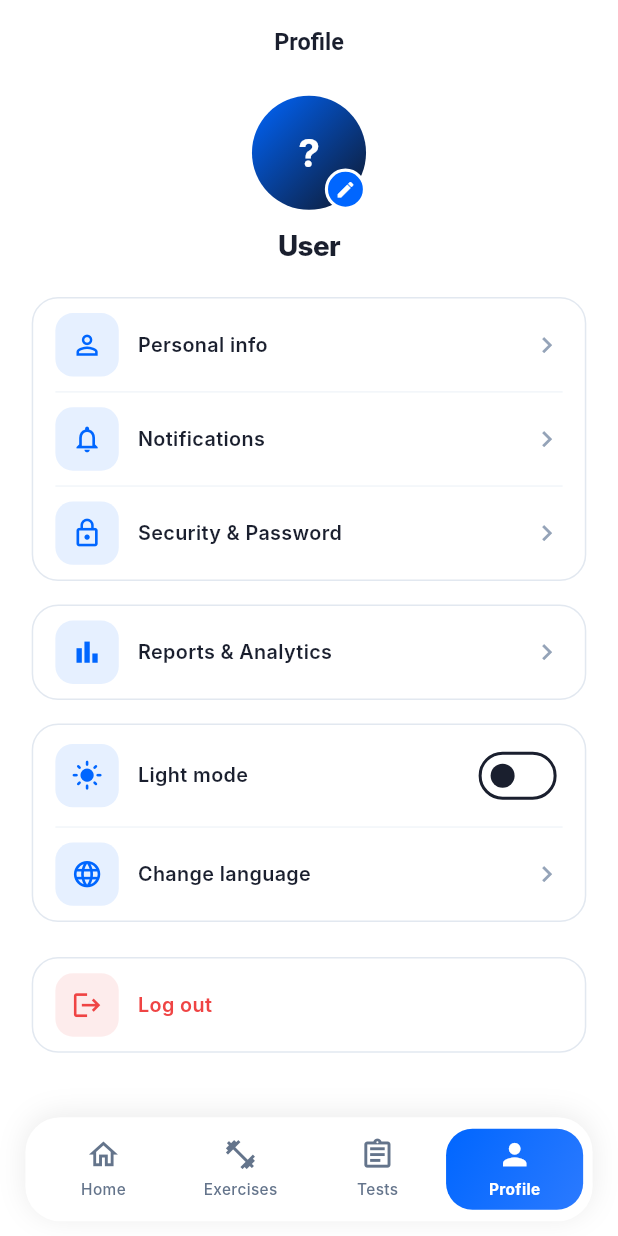
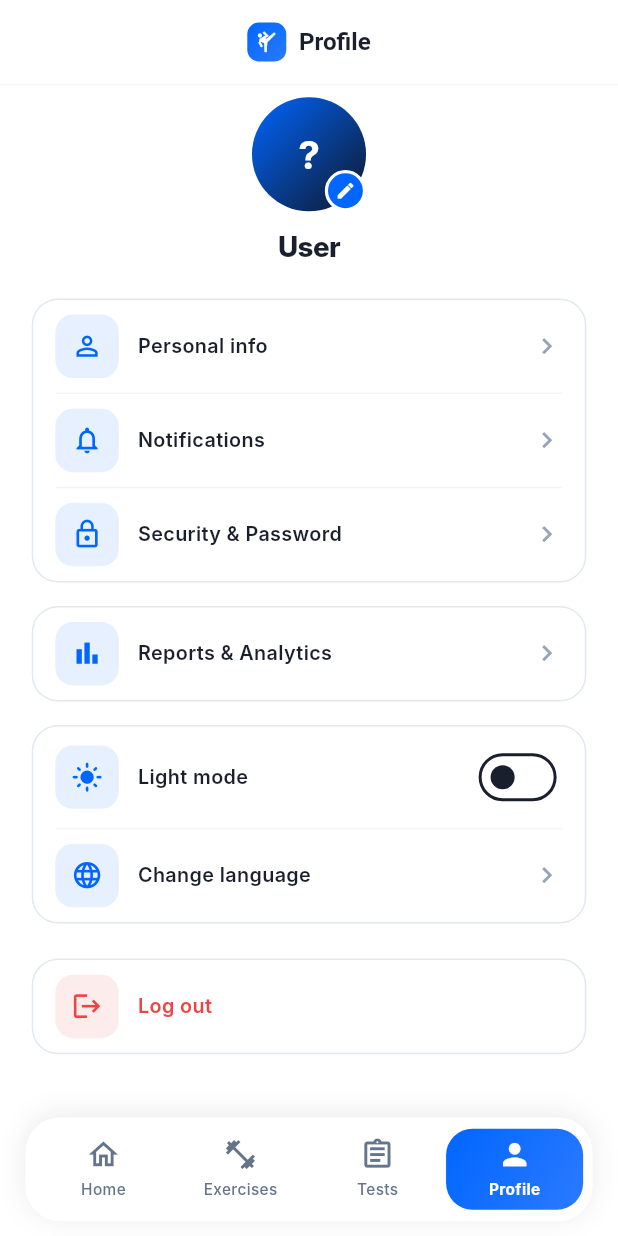
Before and after one commit to SaparbayevSarvarbek/karate-lab, a Flutter app: the screen it shows after launch, after a tap on "🇺🇸", after a tap on "Davom etish", after a tap on the "notifications none" icon, on a phone screen of 412 x 824 dp. Run offline on Flutter 3.47's test engine with Material 3 defaults, Android fonts, the phone set to English and light mode, and no system bars; our stand-ins replace dartz, dio, equatable, flutter_bloc, flutter_screenutil, freezed_annotation and 7 more; network calls fail; Roboto replaces fonts that are missing (Inter).

Commit message:
refactor(ui): one shared top bar across every screen
- KarateAppBar is now the only app bar: fixed 56px height, centred
  16.5sp w700 title, hairline bottom divider, unified rounded back arrow
- main tabs (Bosh sahifa / Dashboard / Sportchilar / Mashqlar / Testlar /
  Profil) all show the logo + their section name
- the dashboards no longer carry a private header widget; the avatar +
  greeting row moved into the scrolling content, and the notifications
  bell moved into the bar actions
- athlete profile: the 220px gradient SliverAppBar is gone; the avatar
  now sits next to the name in the content
- exercise detail: raw AppBar replaced by the shared bar
- UserGreetingRow loads the profile once in initState instead of firing
  a new request on every rebuild

```diff
--- a/lib/core/widgets/karate_app_bar.dart
+++ b/lib/core/widgets/karate_app_bar.dart
@@ -4,11 +4,15 @@ import 'package:flutter_screenutil/flutter_screenutil.dart';
 import '../theme/app_palette.dart';
 import 'karate_logo.dart';
 
-/// Ilova bo'ylab yagona AppBar.
+/// Ilova bo'ylab **yagona** yuqori panel.
 ///
-/// `showLogo` yoqilganda sarlavha oldida brend belgisi ko'rsatiladi
-/// (setup/onboarding ekranlari uchun). Sub-sahifalarda faqat matnli
-/// sarlavha ko'rsatiladi.
+/// Barcha sahifalar shundan foydalanadi — shunda balandlik, shrift, orqaga
+/// tugmasi va fon rangi hamma joyda bir xil bo'ladi.
+///
+/// - `showLogo: true` — asosiy (tab) sahifalar: brend belgisi + bo'lim nomi,
+///   orqaga tugmasi ko'rsatilmaydi.
+/// - `showLogo: false` — ichki sahifalar: orqaga tugmasi (avtomatik) + sarlavha.
+/// - `actions` — o'ng tomondagi amallar (masalan bildirishnoma qo'ng'irog'i).
 class KarateAppBar extends StatelessWidget implements PreferredSizeWidget {
   final String title;
   final bool showLogo;
@@ -26,19 +30,30 @@ class KarateAppBar extends StatelessWidget implements PreferredSizeWidget {
   });
 
   @override
-  Size get preferredSize => const Size.fromHeight(kToolbarHeight);
+  Size get preferredSize => const Size.fromHeight(kToolbarHeight + 1);
 
   @override
   Widget build(BuildContext context) {
     final palette = context.palette;
+    final canPop = ModalRoute.of(context)?.canPop ?? false;
+    final effectiveLeading = leading ??
+        (canPop
+            ? IconButton(
+                icon: const Icon(Icons.arrow_back_rounded),
+                color: palette.textPrimary,
+                onPressed: () => Navigator.of(context).maybePop(),
+              )
+            : null);
+
     return AppBar(
       backgroundColor: palette.background,
+      surfaceTintColor: Colors.transparent,
       elevation: 0,
       scrolledUnderElevation: 0,
       centerTitle: centerTitle,
-      leading: leading,
-      automaticallyImplyLeading: leading == null,
-      titleSpacing: 0,
+      leading: effectiveLeading,
+      automaticallyImplyLeading: false,
+      titleSpacing: showLogo ? 0 : null,
       title: Row(
         mainAxisSize: MainAxisSize.min,
         children: [
@@ -52,7 +67,7 @@ class KarateAppBar extends StatelessWidget implements PreferredSizeWidget {
               maxLines: 1,
               overflow: TextOverflow.ellipsis,
               style: TextStyle(
-                fontSize: 16.sp,
+                fontSize: 16.5.sp,
                 fontWeight: FontWeight.w700,
                 color: palette.textPrimary,
               ),
@@ -61,6 +76,10 @@ class KarateAppBar extends StatelessWidget implements PreferredSizeWidget {
         ],
       ),
       actions: actions,
+      bottom: PreferredSize(
+        preferredSize: const Size.fromHeight(1),
+        child: Container(height: 1, color: palette.divider),
+      ),
     );
   }
 }
--- /dev/null
+++ b/lib/core/widgets/user_greeting_row.dart
@@ -0,0 +1,87 @@
+import 'package:flutter/material.dart';
+import 'package:flutter_screenutil/flutter_screenutil.dart';
+
+import '../api/models/profile_models.dart';
+import '../di/injection.dart';
+import '../l10n/app_translations.dart';
+import '../repositories/profile_repository.dart';
+import '../theme/app_palette.dart';
+import 'remote_image.dart';
+
+/// Bosh sahifadagi salomlashish qatori: avatar + vaqtga qarab salomlashish + ism.
+///
+/// Profil **bir marta** (initState'da) so'raladi. Avval har bir rebuild'da
+/// `FutureBuilder` yangi so'rov yuborardi — bu ortiqcha tarmoq yuklamasi edi.
+class UserGreetingRow extends StatefulWidget {
+  final String fallbackName;
+
+  const UserGreetingRow({super.key, required this.fallbackName});
+
+  @override
+  State<UserGreetingRow> createState() => _UserGreetingRowState();
+}
+
+class _UserGreetingRowState extends State<UserGreetingRow> {
+  late final Future<Profile?> _profileFuture;
+
+  @override
+  void initState() {
+    super.initState();
+    _profileFuture = getIt<ProfileRepository>()
+        .getProfile()
+        .then((result) => result.fold((_) => null, (profile) => profile));
+  }
+
+  String get _greeting {
+    final hour = DateTime.now().hour;
+    if (hour < 12) return Tr.t('goodMorning');
+    if (hour < 18) return Tr.t('goodDay');
+    return Tr.t('goodEvening');
+  }
+
+  @override
+  Widget build(BuildContext context) {
+    final palette = context.palette;
+    return FutureBuilder<Profile?>(
+      future: _profileFuture,
+      builder: (context, snapshot) {
+        final profile = snapshot.data;
+        return Row(
+          children: [
+            AvatarImage(
+              url: profile?.avatar,
+              name: profile?.fullName ?? widget.fallbackName,
+              size: 46,
+            ),
+            SizedBox(width: 12.w),
+            Expanded(
+              child: Column(
+                crossAxisAlignment: CrossAxisAlignment.start,
+                children: [
+                  Text(
+                    '$_greeting,',
+                    style: TextStyle(
+                      fontSize: 12.5.sp,
+                      color: palette.textSecondary,
+                    ),
+                  ),
+                  SizedBox(height: 2.h),
+                  Text(
+                    profile?.fullName ?? widget.fallbackName,
+                    maxLines: 1,
+                    overflow: TextOverflow.ellipsis,
+                    style: TextStyle(
+                      fontSize: 17.sp,
+                      fontWeight: FontWeight.w800,
+                      color: palette.textPrimary,
+                    ),
+                  ),
+                ],
+              ),
+            ),
+          ],
+        );
+      },
+    );
+  }
+}
--- a/lib/features/athletes/presentation/views/athletes_list_view.dart
+++ b/lib/features/athletes/presentation/views/athletes_list_view.dart
@@ -54,7 +54,7 @@ class _AthletesListViewState extends State<AthletesListView> {
 
     return Scaffold(
       backgroundColor: palette.background,
-      appBar: const KarateAppBar(title: 'KarateLab AI', showLogo: true),
+      appBar: KarateAppBar(title: Tr.t('navAthletes'), showLogo: true),
       body: Column(
         children: [
           Padding(
--- a/lib/features/dashboard/presentation/views/athlete_dashboard_view.dart
+++ b/lib/features/dashboard/presentation/views/athlete_dashboard_view.dart
@@ -5,13 +5,13 @@ import '../../../../core/api/models/dashboard_models.dart';
 import '../../../../core/constants/app_colors.dart';
 import '../../../../core/di/injection.dart';
 import '../../../../core/l10n/app_translations.dart';
-import '../../../../core/repositories/profile_repository.dart';
 import '../../../../core/theme/app_palette.dart';
 import '../../../../core/theme/app_radius.dart';
 import '../../../../core/widgets/app_section_header.dart';
 import '../../../../core/widgets/app_state_views.dart';
-import '../../../../core/widgets/remote_image.dart';
+import '../../../../core/widgets/karate_app_bar.dart';
 import '../../../../core/widgets/shimmer_placeholder.dart';
+import '../../../../core/widgets/user_greeting_row.dart';
 import '../viewmodels/dashboard_bloc.dart';
 
 class AthleteDashboardView extends StatelessWidget {
@@ -44,11 +44,25 @@ class _AthleteDashboardContent extends StatelessWidget {
     final palette = context.palette;
     return Scaffold(
       backgroundColor: palette.background,
+      appBar: KarateAppBar(
+        title: Tr.t('navHome'),
+        showLogo: true,
+        actions: [
+          IconButton(
+            onPressed: () => onSelectTab?.call(3),
+            icon: Icon(
+              Icons.notifications_none_rounded,
+              color: palette.textPrimary,
+              size: 24.w,
+            ),
+          ),
+        ],
+      ),
       body: SafeArea(
+        top: false,
         child: Column(
           crossAxisAlignment: CrossAxisAlignment.start,
           children: [
-            _DashboardHeader(onSelectTab: onSelectTab),
             Expanded(
               child: BlocBuilder<DashboardBloc, DashboardState>(
                 builder: (context, state) {
@@ -60,6 +74,8 @@ class _AthleteDashboardContent extends StatelessWidget {
                       child: ListView(
                         padding: EdgeInsets.fromLTRB(20.w, 8.h, 20.w, 24.h),
                         children: [
+                          const UserGreetingRow(fallbackName: 'Sportchi'),
+                          SizedBox(height: 18.h),
                           ShimmerPlaceholder(
                               width: double.infinity,
                               height: 160.h,
@@ -104,6 +120,8 @@ class _AthleteDashboardContent extends StatelessWidget {
                       child: ListView(
                         padding: EdgeInsets.fromLTRB(20.w, 8.h, 20.w, 24.h),
                         children: [
+                          const UserGreetingRow(fallbackName: 'Sportchi'),
+                          SizedBox(height: 18.h),
                           _HeroCard(onStart: () => _gotoTests(context)),
                           SizedBox(height: 18.h),
                           _StatsRow(data: state.data),
@@ -125,75 +143,6 @@ class _AthleteDashboardContent extends StatelessWidget {
             ),
           ],
         ),
-      ),
-    );
-  }
-}
-
-class _DashboardHeader extends StatelessWidget {
-  final void Function(int)? onSelectTab;
-
-  const _DashboardHeader({this.onSelectTab});
-
-  String _timeGreeting() {
-    final hour = DateTime.now().hour;
-    if (hour < 12) return Tr.t('goodMorning');
-    if (hour < 18) return Tr.t('goodDay');
-    return Tr.t('goodEvening');
-  }
-
-  @override
-  Widget build(BuildContext context) {
-    final palette = context.palette;
-    return Padding(
-      padding: EdgeInsets.fromLTRB(20.w, 8.h, 20.w, 0),
-      child: FutureBuilder(
-        future: getIt<ProfileRepository>().getProfile(),
-        builder: (context, snapshot) {
-          final profile = snapshot.data?.fold((_) => null, (p) => p);
-          return Row(
-            children: [
-              AvatarImage(
-                url: profile?.avatar,
-                name: profile?.fullName ?? Tr.t('athlete'),
-                size: 46,
-              ),
-              SizedBox(width: 12.w),
-              Expanded(
-                child: Column(
-                  crossAxisAlignment: CrossAxisAlignment.start,
-                  children: [
-                    Text(
-                      '${_timeGreeting()},',
-                      style: TextStyle(
-                        fontSize: 12.sp,
-                        color: palette.textSecondary,
-                      ),
-                    ),
-                    SizedBox(height: 2.h),
-                    Text(
-                      profile?.fullName ?? Tr.t('athlete'),
-                      maxLines: 1,
-                      overflow: TextOverflow.ellipsis,
-                      style: TextStyle(
-                        fontSize: 17.sp,
-                        fontWeight: FontWeight.w800,
-                        color: palette.textPrimary,
-                      ),
-                    ),
-                  ],
-                ),
-              ),
-              IconButton(
-                onPressed: () {
-                  if (onSelectTab != null) onSelectTab!(3);
-                },
-                icon: Icon(Icons.notifications_none_rounded,
-                    color: palette.textPrimary, size: 24.w),
-              ),
-            ],
-          );
-        },
       ),
     );
   }
--- a/lib/features/mashqlar/presentation/views/mashqlar_view.dart
+++ b/lib/features/mashqlar/presentation/views/mashqlar_view.dart
@@ -5,6 +5,7 @@ import 'package:go_router/go_router.dart';
 
 import '../../../../core/constants/app_colors.dart';
 import '../../../../core/di/injection.dart';
+import '../../../../core/l10n/app_translations.dart';
 import '../../../../core/theme/app_palette.dart';
 import '../../../../core/theme/app_radius.dart';
 import '../../../../core/theme/app_text_styles.dart';
@@ -85,7 +86,7 @@ class _MashqlarViewState extends State<MashqlarView> {
         child: Builder(
           builder: (context) => Scaffold(
             backgroundColor: context.palette.background,
-            appBar: const KarateAppBar(title: 'KarateLab AI', showLogo: true),
+            appBar: KarateAppBar(title: Tr.t('navExercises'), showLogo: true),
             body: Column(
               children: [
                 Padding(
--- a/lib/features/profile/presentation/views/profile_view.dart
+++ b/lib/features/profile/presentation/views/profile_view.dart
@@ -55,7 +55,7 @@ class _ProfileViewState extends State<ProfileView> {
 
             return Scaffold(
               backgroundColor: context.palette.background,
-              appBar: KarateAppBar(title: Tr.t('profile')),
+              appBar: KarateAppBar(title: Tr.t('navProfile'), showLogo: true),
               body: RefreshIndicator(
                 onRefresh: () => _refresh(context),
                 child: SingleChildScrollView(
```
Also changed, not shown: lib/features/athletes/presentation/views/athlete_profile_view.dart (+22 -45 lines), lib/features/dashboard/presentation/views/coach_dashboard_view.dart (+21 -72 lines), lib/features/exercises/presentation/views/exercise_detail_view.dart (+2 -6 lines), lib/features/tests/presentation/views/tests_library_view.dart (+2 -1 lines).
